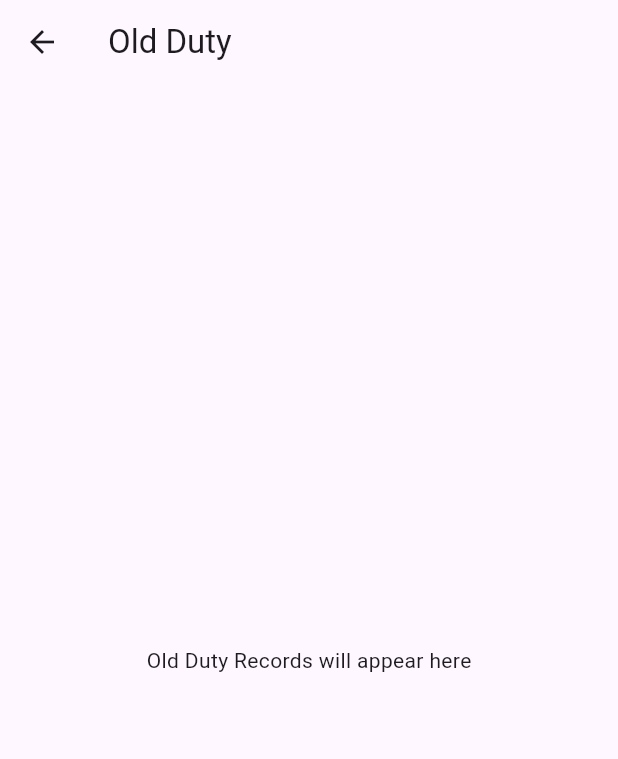
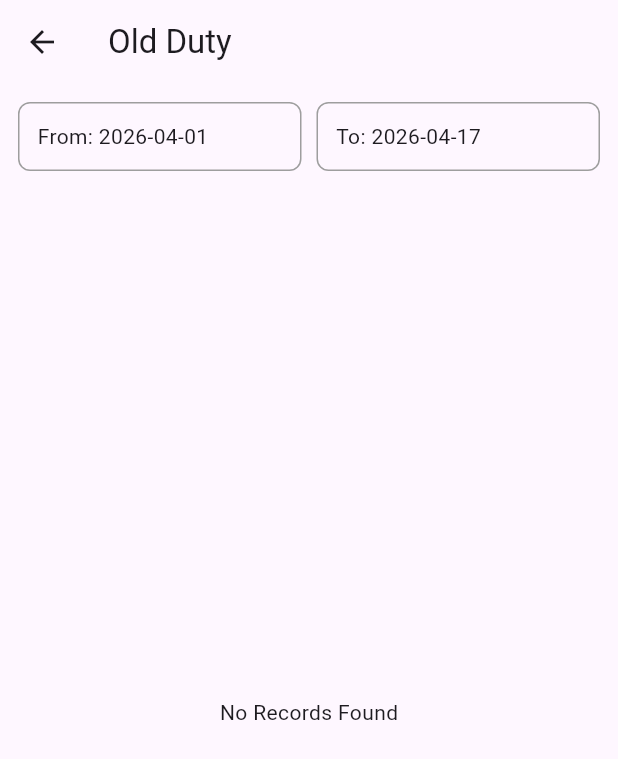
Before and after one commit to subhojitd0/IBCabs_Driver_App, a Flutter app: the OldDutyScreen screen opened directly, on a phone screen of 412 x 824 dp. Shown: the top 759 px of the screen. Run offline on Flutter 3.47's test engine with Material 3 defaults, Android fonts, the phone set to English and light mode, and no system bars; our stand-ins replace firebase_core, firebase_messaging, shared_preferences; accounts and stored records are empty; network calls fail.

Commit message:
old duty page updated

```diff
--- a/lib/screens/old_duty_screen.dart
+++ b/lib/screens/old_duty_screen.dart
@@ -1,13 +1,169 @@
 import 'package:flutter/material.dart';
+import '../services/old_duty_service.dart';
+import '../services/auth_service.dart';
 
-class OldDutyScreen extends StatelessWidget {
+class OldDutyScreen extends StatefulWidget {
   const OldDutyScreen({super.key});
+
+  @override
+  State<OldDutyScreen> createState() => _OldDutyScreenState();
+}
+
+class _OldDutyScreenState extends State<OldDutyScreen> {
+  DateTime fromDate = DateTime(DateTime.now().year, DateTime.now().month, 1);
+  DateTime toDate = DateTime.now();
+
+  List duties = [];
+  bool isLoading = true;
+
+  @override
+  void initState() {
+    super.initState();
+    fetchOldDuties();
+  }
+
+  // 📅 Format date to YYYY-MM-DD
+  String formatDate(DateTime date) {
+    return "${date.year}-${date.month.toString().padLeft(2, '0')}-${date.day.toString().padLeft(2, '0')}";
+  }
+
+  // 🔥 Fetch Old Duties
+  Future<void> fetchOldDuties() async {
+    setState(() => isLoading = true);
+
+    try {
+      final user = await AuthService.getUserDetails();
+
+      String driverName = user['drivername'] ?? ""; // ✅ using drivername
+
+      final data = await OldDutyService.fetchOldDuties(
+        driverName: driverName,
+        fromDate: formatDate(fromDate),
+        toDate: formatDate(toDate),
+      );
+
+      setState(() {
+        duties = data;
+        isLoading = false;
+      });
+    } catch (e) {
+      print("Error: $e");
+      setState(() => isLoading = false);
+    }
+  }
+
+  // 📅 Date Picker
+  Future<void> pickDate(bool isFrom) async {
+    DateTime initialDate = isFrom ? fromDate : toDate;
+
+    final picked = await showDatePicker(
+      context: context,
+      initialDate: initialDate,
+      firstDate: DateTime(2020),
+      lastDate: DateTime.now(),
+    );
+
+    if (picked != null) {
+      setState(() {
+        if (isFrom) {
+          fromDate = picked;
+        } else {
+          toDate = picked;
+        }
+      });
+
+      fetchOldDuties(); // 🔄 auto refresh
+    }
+  }
+
+  // 🎨 Duty Card
+  Widget dutyCard(dynamic duty) {
+    return Card(
+      margin: const EdgeInsets.symmetric(horizontal: 12, vertical: 8),
+      shape: RoundedRectangleBorder(borderRadius: BorderRadius.circular(12)),
+      elevation: 3,
+      child: Padding(
+        padding: const EdgeInsets.all(14),
+        child: Column(
+          crossAxisAlignment: CrossAxisAlignment.start,
+          children: [
+            Text(
+              "${duty['date']} | ${duty['time']}",
+              style: const TextStyle(fontWeight: FontWeight.bold),
+            ),
+            const SizedBox(height: 8),
+            Text("👤 ${duty['party_name']} (${duty['party_number']})"),
+            const SizedBox(height: 6),
+            Text("📍 ${duty['start_point']} → ${duty['end_point']}"),
+            const SizedBox(height: 6),
+            Text("🚗 ${duty['car_number']}"),
+          ],
+        ),
+      ),
+    );
+  }
 
   @override
   Widget build(BuildContext context) {
     return Scaffold(
       appBar: AppBar(title: const Text("Old Duty")),
-      body: const Center(child: Text("Old Duty Records will appear here")),
+
+      body: Column(
+        children: [
+          // 🔹 DATE FILTERS
+          Padding(
+            padding: const EdgeInsets.all(12),
+            child: Row(
+              children: [
+                Expanded(
+                  child: InkWell(
+                    onTap: () => pickDate(true),
+                    child: Container(
+                      padding: const EdgeInsets.all(12),
+                      decoration: BoxDecoration(
+                        border: Border.all(color: Colors.grey),
+                        borderRadius: BorderRadius.circular(8),
+                      ),
+                      child: Text("From: ${formatDate(fromDate)}"),
+                    ),
+                  ),
+                ),
+                const SizedBox(width: 10),
+                Expanded(
+                  child: InkWell(
+                    onTap: () => pickDate(false),
+                    child: Container(
+                      padding: const EdgeInsets.all(12),
+                      decoration: BoxDecoration(
+                        border: Border.all(color: Colors.grey),
+                        borderRadius: BorderRadius.circular(8),
+                      ),
+                      child: Text("To: ${formatDate(toDate)}"),
+                    ),
+                  ),
+                ),
+              ],
+            ),
+          ),
+
+          // 🔹 DUTY LIST
+          Expanded(
+            child: isLoading
+                ? const Center(child: CircularProgressIndicator())
+                : duties.isEmpty
+                ? const Center(child: Text("No Records Found"))
+                : RefreshIndicator(
+                    onRefresh: fetchOldDuties,
+                    child: ListView.builder(
+                      itemCount: duties.length,
+                      itemBuilder: (context, index) {
+                        return dutyCard(duties[index]);
+                      },
+                    ),
+                  ),
+          ),
+        ],
+      ),
     );
   }
 }
--- /dev/null
+++ b/lib/services/old_duty_service.dart
@@ -0,0 +1,33 @@
+import 'dart:convert';
+import 'package:http/http.dart' as http;
+
+class OldDutyService {
+  static Future<List> fetchOldDuties({
+    required String driverName,
+    required String fromDate,
+    required String toDate,
+  }) async {
+    try {
+      final response = await http.post(
+        Uri.parse("https://bookings.ibcabs.in/checkbooking/api/appoldduty.php"),
+        headers: {"Content-Type": "application/json"},
+        body: jsonEncode({
+          "drivername": driverName,
+          "from_date": fromDate,
+          "to_date": toDate,
+        }),
+      );
+
+      if (response.statusCode == 200) {
+        final data = jsonDecode(response.body);
+        return data['data'] ?? [];
+      } else {
+        print("HTTP Error: ${response.statusCode}");
+        return [];
+      }
+    } catch (e) {
+      print("Old Duty Error: $e");
+      return [];
+    }
+  }
+}
```
